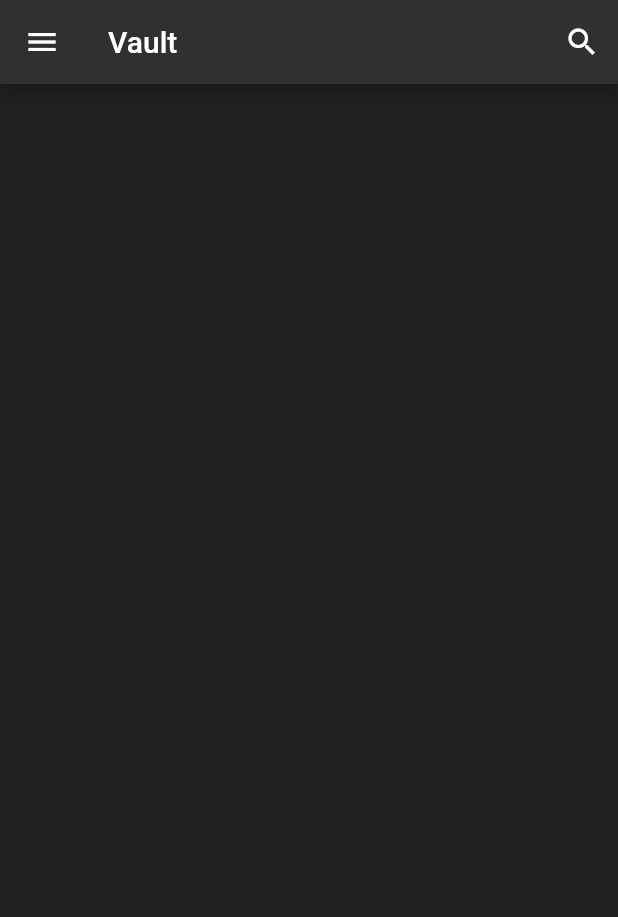
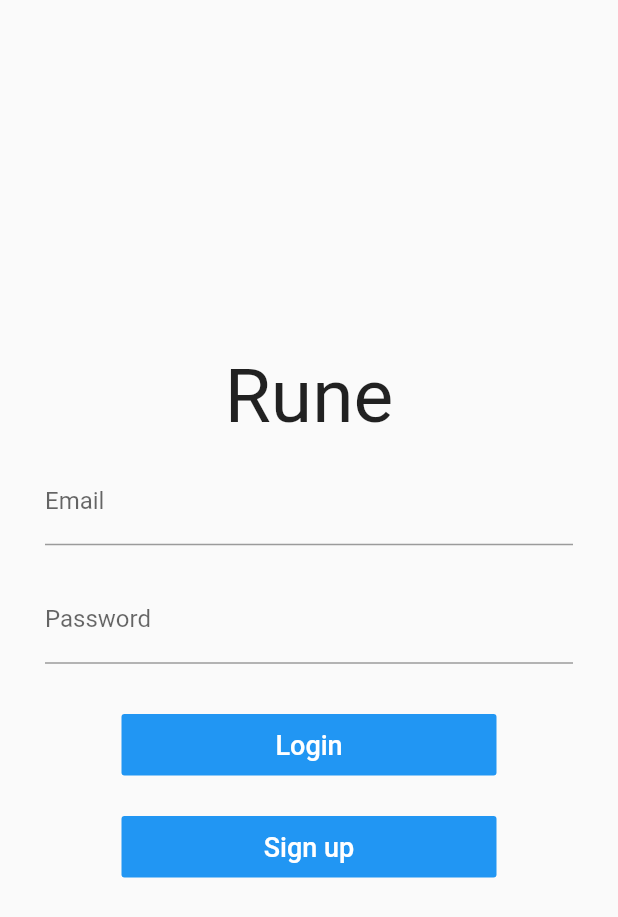
Before and after one commit to CesarMtzV/password-manager, a Flutter app: the screen it shows after launch, on a phone screen of 412 x 824 dp. Shown: the top 917 px of the screen. Run offline on Flutter 3.47's test engine with Material 2 defaults, Android fonts, the phone set to English and light mode, and no system bars.

Commit message:
Added template login screen

```diff
--- a/lib/main.dart
+++ b/lib/main.dart
@@ -1,5 +1,6 @@
 import 'package:flutter/material.dart';
 import './screens/vault.dart';
+import './screens/login.dart';
 
 void main() {
   runApp(TabBarDemo());
@@ -15,7 +16,7 @@ class _TabBarDemoState extends State<TabBarDemo> {
   @override
   Widget build(BuildContext context) {
     return MaterialApp(
-      home: Vault(),
+      home: Login(),
       theme: ThemeData(
         primaryColor: Color(0xFFC62828),
         accentColor: Color(0xFFC62828),
--- /dev/null
+++ b/lib/screens/login.dart
@@ -0,0 +1,103 @@
+import 'package:flutter/material.dart';
+
+class Login extends StatefulWidget {
+  Login({Key key}) : super(key: key);
+
+  static final String id = 'login_screen';
+
+  _LoginState createState() => _LoginState();
+}
+
+class _LoginState extends State<Login> {
+
+  final _formKey = GlobalKey<FormState>();
+  String _email, _password;
+
+  _submit(){
+    if(_formKey.currentState.validate()){
+      _formKey.currentState.save();
+      print(_email);
+      print(_password);
+      //Logging in the user w/firebase
+    }
+  }
+
+  @override
+  Widget build(BuildContext context) {
+    return Scaffold(
+      body: Center(
+        child: Column(
+          mainAxisAlignment: MainAxisAlignment.center,
+          crossAxisAlignment: CrossAxisAlignment.center,
+          children: <Widget>[
+            Text(
+              "Rune",
+              style: TextStyle(
+                fontSize: 50.0
+              ),
+            ),
+            Form(
+              key: _formKey,
+              child: Column(
+                mainAxisSize: MainAxisSize.min,
+                children: <Widget>[
+                  Padding(
+                    padding: EdgeInsets.symmetric(horizontal: 30.0, vertical: 10.0),
+                    child: TextFormField(
+                      decoration: InputDecoration(labelText: 'Email'),
+                      validator: (input) => !input.contains('@') ? "Please enter a valid email" : null,
+                      onSaved: (input) => _email = input,
+                    ),
+                  ),
+                  Padding(
+                    padding: EdgeInsets.symmetric(horizontal: 30.0, vertical: 10.0),
+                    child: TextFormField(
+                      decoration: InputDecoration(labelText: 'Password'),
+                      validator: (input) => input.length < 6 ? 'Password must be at least 6 characters' : null,
+                      obscureText: true,
+                      onSaved: (input) => _password = input,
+                    ),
+                  ),
+                  SizedBox(height: 20.0,),
+                  Container(
+                    width: 250.0,
+                    child: FlatButton(
+                      onPressed: _submit,
+                      color: Colors.blue,
+                      padding: EdgeInsets.all(10.0),
+                      child: Text(
+                        'Login',
+                        style: TextStyle(
+                          color: Colors.white,
+                          fontSize: 18.0,
+                        ),
+                      ),
+                    ),
+                  ),
+                  SizedBox(height: 20.0,),
+                  Container(
+                    width: 250.0,
+                    child: FlatButton(
+                      //onPressed: () => Navigator.pushNamed(context, routeName),
+                      onPressed: (){},
+                      color: Colors.blue,
+                      padding: EdgeInsets.all(10.0),
+                      child: Text(
+                        'Sign up',
+                        style: TextStyle(
+                          color: Colors.white,
+                          fontSize: 18.0,
+                        ),
+                      ),
+                    ),
+                  ),
+
+                ],
+              ),
+            )
+          ],
+        ),
+      ),
+    );
+  }
+}
```
Also changed, not shown: lib/screens/signup.dart (added, +18 -0 lines), lib/utilities/styles.dart (added, +32 -0 lines), lib/screens/vault.dart (indentation only).
